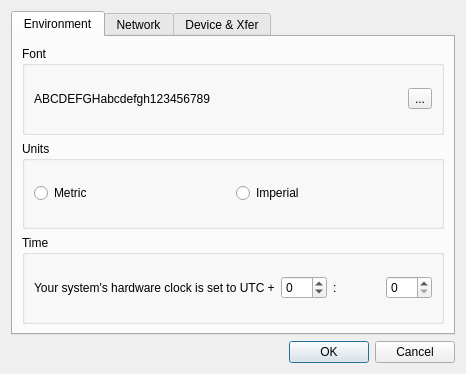
Qt form src/IDlgConfig.ui (ntruchsess/QLandkarteGT) before a commit.
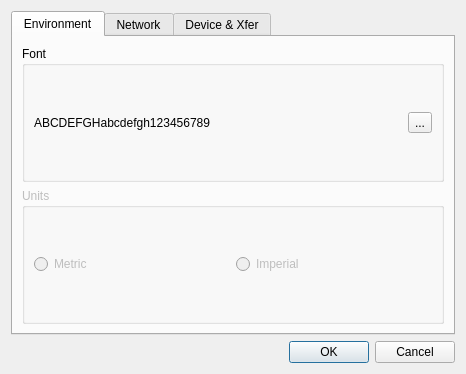
The same form after that commit.

The edit to the form file:
```diff
--- a/src/IDlgConfig.ui
+++ b/src/IDlgConfig.ui
@@ -48,6 +48,9 @@
        </item>
        <item>
         <widget class="QGroupBox" name="groupBox_2" >
+         <property name="enabled" >
+          <bool>false</bool>
+         </property>
          <property name="title" >
           <string>Units</string>
          </property>
@@ -69,49 +72,6 @@
          </layout>
         </widget>
        </item>
-       <item>
-        <widget class="QGroupBox" name="groupBox_3" >
-         <property name="title" >
-          <string>Time</string>
-         </property>
-         <layout class="QHBoxLayout" >
-          <item>
-           <widget class="QLabel" name="label_2" >
-            <property name="text" >
-             <string>Your system's hardware clock is set to UTC +</string>
-            </property>
-           </widget>
-          </item>
-          <item>
-           <widget class="QSpinBox" name="spinUTCOffset" >
-            <property name="minimum" >
-             <number>-12</number>
-            </property>
-            <property name="maximum" >
-             <number>12</number>
-            </property>
-           </widget>
-          </item>
-          <item>
-           <widget class="QLabel" name="label_3" >
-            <property name="text" >
-             <string>:</string>
-            </property>
-           </widget>
-          </item>
-          <item>
-           <widget class="QSpinBox" name="spinUTCOffsetFract" >
-            <property name="maximum" >
-             <number>45</number>
-            </property>
-            <property name="singleStep" >
-             <number>15</number>
-            </property>
-           </widget>
-          </item>
-         </layout>
-        </widget>
-       </item>
       </layout>
      </widget>
      <widget class="QWidget" name="tab_2" >
```
Left out of the diff: 6 changed lines with no effect on the pictures.
